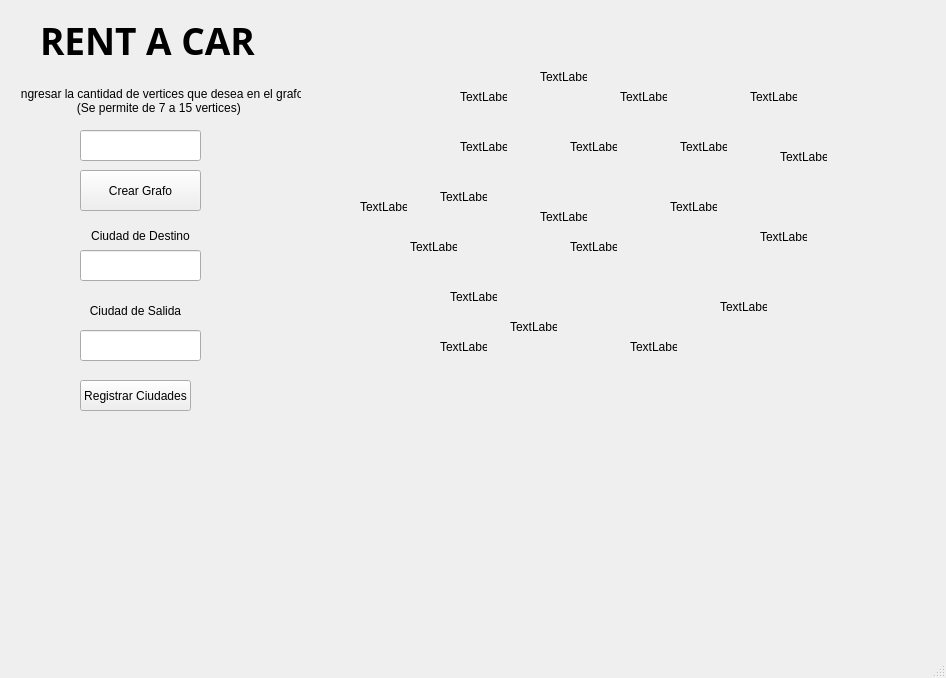
Qt form prueba/mainwindow.ui (olman2020/PruebaProyecto2) before a commit.
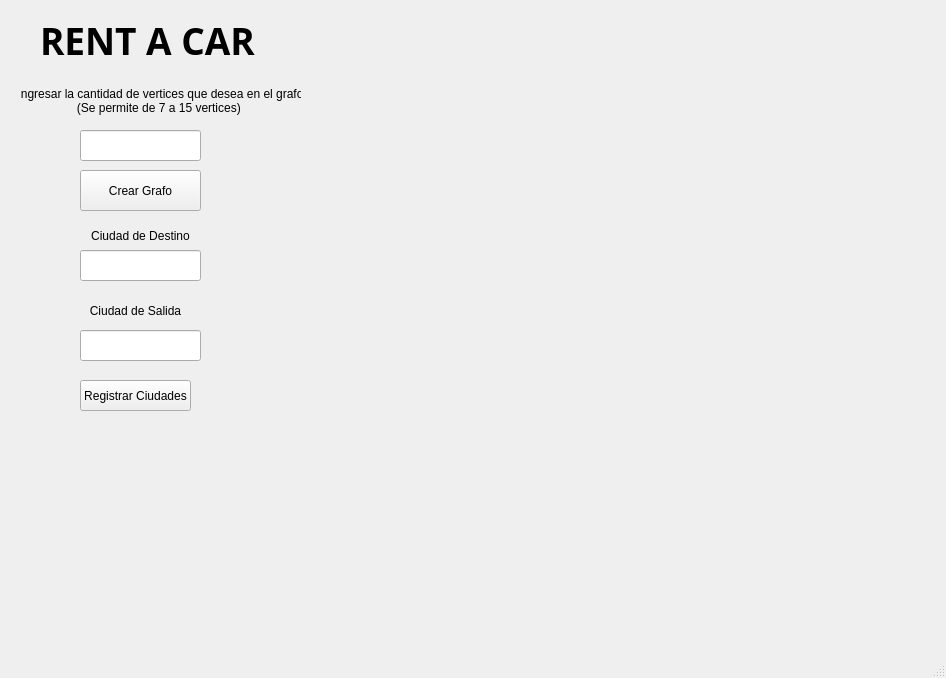
The same form after that commit.

Diff of the .ui file:
```diff
--- a/prueba/mainwindow.ui
+++ b/prueba/mainwindow.ui
@@ -877,7 +877,7 @@
      </rect>
     </property>
     <property name="text">
-     <string>TextLabel</string>
+     <string/>
     </property>
    </widget>
    <widget class="QLabel" name="NaranjaG8">
@@ -890,7 +890,7 @@
      </rect>
     </property>
     <property name="text">
-     <string>TextLabel</string>
+     <string/>
     </property>
    </widget>
    <widget class="QLabel" name="AzulG8">
@@ -903,7 +903,7 @@
      </rect>
     </property>
     <property name="text">
-     <string>TextLabel</string>
+     <string/>
     </property>
    </widget>
    <widget class="QLabel" name="AmarilloG8">
@@ -916,7 +916,7 @@
      </rect>
     </property>
     <property name="text">
-     <string>TextLabel</string>
+     <string/>
     </property>
    </widget>
    <widget class="QLabel" name="MoradoG8">
@@ -929,7 +929,7 @@
      </rect>
     </property>
     <property name="text">
-     <string>TextLabel</string>
+     <string/>
     </property>
    </widget>
    <widget class="QLabel" name="RojoG8">
@@ -942,7 +942,7 @@
      </rect>
     </property>
     <property name="text">
-     <string>TextLabel</string>
+     <string/>
     </property>
    </widget>
    <widget class="QLabel" name="LilaG8">
@@ -955,7 +955,7 @@
      </rect>
     </property>
     <property name="text">
-     <string>TextLabel</string>
+     <string/>
     </property>
    </widget>
    <widget class="QLabel" name="VerdeOscuroG8">
@@ -968,7 +968,7 @@
      </rect>
     </property>
     <property name="text">
-     <string>TextLabel</string>
+     <string/>
     </property>
    </widget>
    <widget class="QLabel" name="AMaAZG8">
@@ -981,7 +981,7 @@
      </rect>
     </property>
     <property name="text">
-     <string>TextLabel</string>
+     <string/>
     </property>
    </widget>
    <widget class="QLabel" name="VCaMG8">
@@ -994,7 +994,7 @@
      </rect>
     </property>
     <property name="text">
-     <string>TextLabel</string>
+     <string/>
     </property>
    </widget>
    <widget class="QLabel" name="AMaVCG8">
@@ -1007,7 +1007,7 @@
      </rect>
     </property>
     <property name="text">
-     <string>TextLabel</string>
+     <string/>
     </property>
    </widget>
    <widget class="QLabel" name="AZaVOG8">
@@ -1020,7 +1020,7 @@
      </rect>
     </property>
     <property name="text">
-     <string>TextLabel</string>
+     <string/>
     </property>
    </widget>
    <widget class="QLabel" name="NaAMG8">
@@ -1033,7 +1033,7 @@
      </rect>
     </property>
     <property name="text">
-     <string>TextLabel</string>
+     <string/>
     </property>
    </widget>
    <widget class="QLabel" name="RaNG8">
@@ -1046,7 +1046,7 @@
      </rect>
     </property>
     <property name="text">
-     <string>TextLabel</string>
+     <string/>
     </property>
    </widget>
    <widget class="QLabel" name="AMaRG8">
@@ -1059,7 +1059,7 @@
      </rect>
     </property>
     <property name="text">
-     <string>TextLabel</string>
+     <string/>
     </property>
    </widget>
    <widget class="QLabel" name="VOaMG8">
@@ -1072,7 +1072,7 @@
      </rect>
     </property>
     <property name="text">
-     <string>TextLabel</string>
+     <string/>
     </property>
    </widget>
    <widget class="QLabel" name="LaVOG">
@@ -1085,7 +1085,7 @@
      </rect>
     </property>
     <property name="text">
-     <string>TextLabel</string>
+     <string/>
     </property>
    </widget>
    <widget class="QLabel" name="VOaRG8">
@@ -1098,7 +1098,7 @@
      </rect>
     </property>
     <property name="text">
-     <string>TextLabel</string>
+     <string/>
     </property>
    </widget>
    <widget class="QLabel" name="VOaAMG8">
@@ -1111,7 +1111,7 @@
      </rect>
     </property>
     <property name="text">
-     <string>TextLabel</string>
+     <string/>
     </property>
    </widget>
    <widget class="QLabel" name="MaAMG8">
@@ -1124,7 +1124,20 @@
      </rect>
     </property>
     <property name="text">
-     <string>TextLabel</string>
+     <string/>
+    </property>
+   </widget>
+   <widget class="QLabel" name="RaLG8">
+    <property name="geometry">
+     <rect>
+      <x>660</x>
+      <y>60</y>
+      <width>47</width>
+      <height>13</height>
+     </rect>
+    </property>
+    <property name="text">
+     <string/>
     </property>
    </widget>
   </widget>
```
